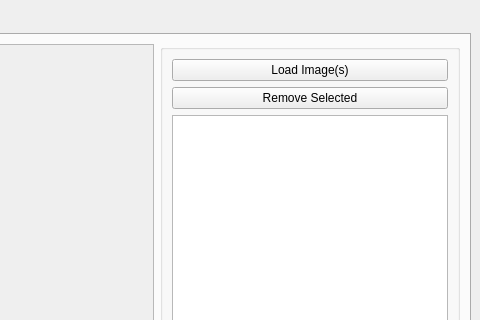
This is UI/mainwindow.ui in PerryVrajnitorincul26/ProiectSD as Qt 5 draws it before an edit; both pictures show x 717 to 1197 and y 0 to 320 of the 1197 by 614 pixel window. The edited form follows.
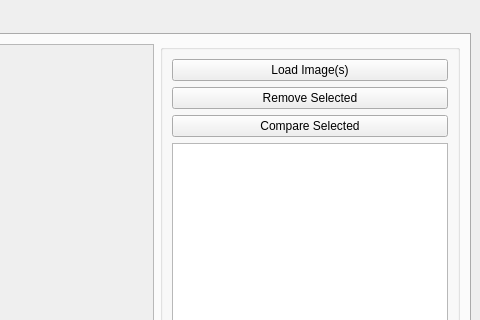
This is the edited form.

What changed in the file:
```diff
--- a/UI/mainwindow.ui
+++ b/UI/mainwindow.ui
@@ -73,7 +73,7 @@
              </property>
             </widget>
            </item>
-           <item row="3" column="0">
+           <item row="4" column="0">
             <widget class="QListView" name="listView">
              <property name="sizePolicy">
               <sizepolicy hsizetype="MinimumExpanding" vsizetype="Minimum">
@@ -102,6 +102,13 @@
              </property>
             </widget>
            </item>
+           <item row="3" column="0">
+            <widget class="QPushButton" name="createComparison">
+             <property name="text">
+              <string>Compare Selected</string>
+             </property>
+            </widget>
+           </item>
           </layout>
          </widget>
         </item>
```
